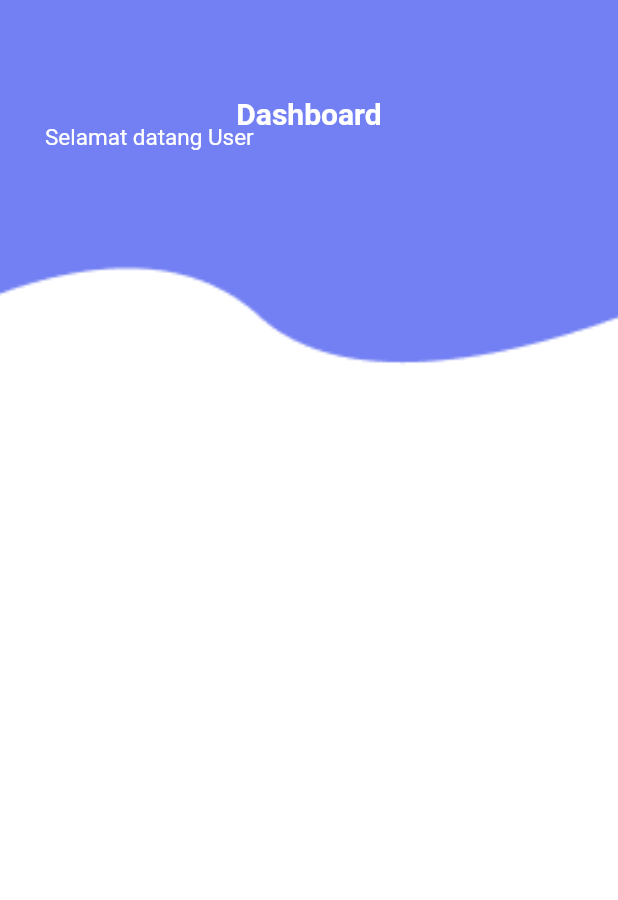
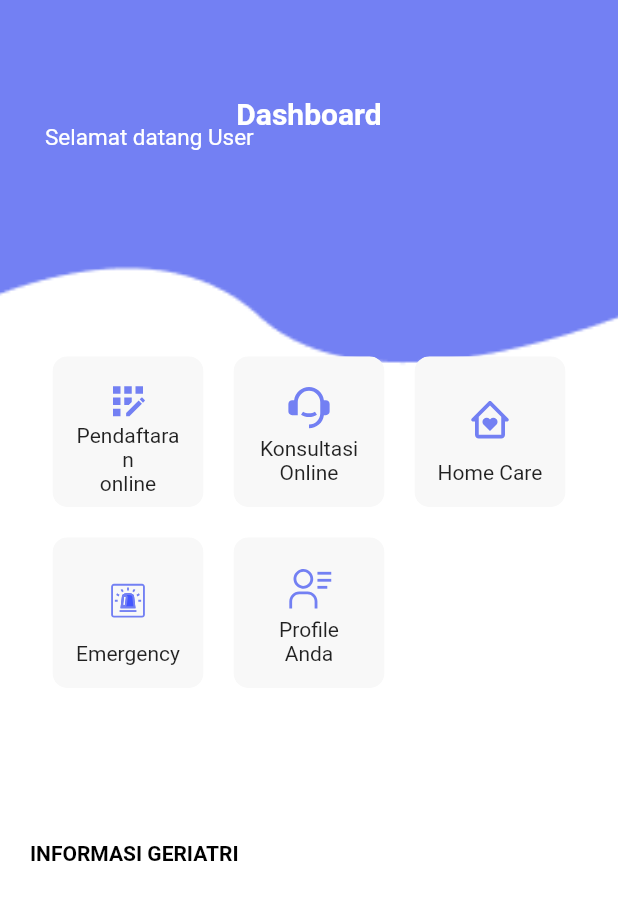
Before and after one commit to zikazama/Project-RS, a Flutter app: the DashboardPasien screen opened directly, on a phone screen of 412 x 824 dp. Shown: the top 900 px of the screen. Run offline on Flutter 3.47's test engine with Material 2 defaults, Android fonts, the phone set to English and light mode, and no system bars; our stand-ins replace flutter_svg.

Commit message:
add menu, dan perlu ditambahkan informasi/post di bawah menu

```diff
--- a/lib/Dashboard/dashboard_pasien.dart
+++ b/lib/Dashboard/dashboard_pasien.dart
@@ -1,12 +1,18 @@
 import 'package:flutter/material.dart';
+import 'package:flutter_svg/flutter_svg.dart';
 
-class DashboardPasien extends StatelessWidget {
+class DashboardPasien extends StatefulWidget {
   @override
+_DashboardPasien createState() => _DashboardPasien();
+}
+
+class _DashboardPasien extends State<DashboardPasien> {
+
   Widget build(BuildContext context) {
     return Scaffold(
         backgroundColor: const Color(0xFFFFFFFF),
         body: Stack(children: <Widget>[
-          Column(children: <Widget>[
+          Stack(children: <Widget>[
             Positioned(
               child: Container(
                 height: 250,
@@ -52,9 +58,54 @@ class DashboardPasien extends StatelessWidget {
             ),
             SafeArea(
               child: Padding(
-                padding: const EdgeInsets.symmetric(horizonal: 20),
+                padding: const EdgeInsets.symmetric(horizontal: 20),
                 child: Column(
-                  children: <Widget>[Container()],
+                  crossAxisAlignment: CrossAxisAlignment.start,
+                  children: <Widget>[
+                    Padding(
+                      padding: EdgeInsets.only(
+                          top: MediaQuery.of(context).size.height * 0.270),
+                    ),
+                    Expanded(
+                      child: GridView.count(
+                        padding: EdgeInsets.all(15),
+                        crossAxisCount: 3,
+                        crossAxisSpacing: 20,
+                        mainAxisSpacing: 20,
+                        children: <Widget>[
+                          CategoryCard(
+                            srcSvg: "assets/icons/registration.svg",
+                            title: "Pendaftaran\nonline",
+                          ),
+                          CategoryCard(
+                            srcSvg: "assets/icons/cs.svg",
+                            title: "Konsultasi\nOnline",
+                          ),
+                          CategoryCard(
+                            srcSvg: "assets/icons/homecare.svg",
+                            title: "Home Care",
+                          ),
+                          CategoryCard(
+                            srcSvg: "assets/icons/emergency.svg",
+                            title: "Emergency",
+                          ),
+                          CategoryCard(
+                            srcSvg: "assets/icons/profile.svg",
+                            title: "Profile Anda",
+                          ),
+                        ],
+                      ),
+                    ),
+                   Positioned(
+                      child: Container(
+                        margin: EdgeInsets.only(bottom: MediaQuery.of(context).size.height * 0.300),
+                          child: Container(
+                              child: Text(
+                            "INFORMASI GERIATRI",
+                            textAlign: TextAlign.left,
+                            style: TextStyle(color: Colors.black,fontWeight: FontWeight.bold),
+                          )))),
+                  ],
                 ),
               ),
             )
@@ -62,3 +113,47 @@ class DashboardPasien extends StatelessWidget {
         ]));
   }
 }
+
+class CategoryCard extends StatelessWidget {
+  final String title;
+  final String srcSvg;
+  const CategoryCard({
+    Key key,
+    this.title, this.srcSvg,
+  }) : super(key: key);
+
+  @override
+  Widget build(BuildContext context) {
+
+    return ClipRRect(
+      borderRadius: BorderRadius.circular(10),
+
+      child: Container(
+        decoration: BoxDecoration(
+            color: const Color(0xFFF8F8F8), borderRadius: BorderRadius.circular(10),
+           ),
+        child: Material(
+          color: Colors.transparent,
+          child: InkWell(
+            onTap: (){},
+            child: Padding(
+              padding: EdgeInsets.all(15),
+              child: Column(
+                children: <Widget>[
+                  Spacer(),
+                  // SvgPicture.asset("svgSrc"),
+                  SvgPicture.asset(srcSvg,height: 30,),
+                  Spacer(),
+                  Text(
+                    title,
+                    textAlign: TextAlign.center,
+                  ),
+                ],
+              ),
+            ),
+          ),
+        ),
+      ),
+    );
+  }
+}
```
Also changed, not shown: pubspec.yaml (+5 -5 lines), assets/icons/cs.svg (added), assets/icons/emergency.svg (added), assets/icons/homecare.svg (added), assets/icons/ic_round-app-registration.png (deleted), assets/icons/profile.svg (added), assets/icons/registration.svg (added).
